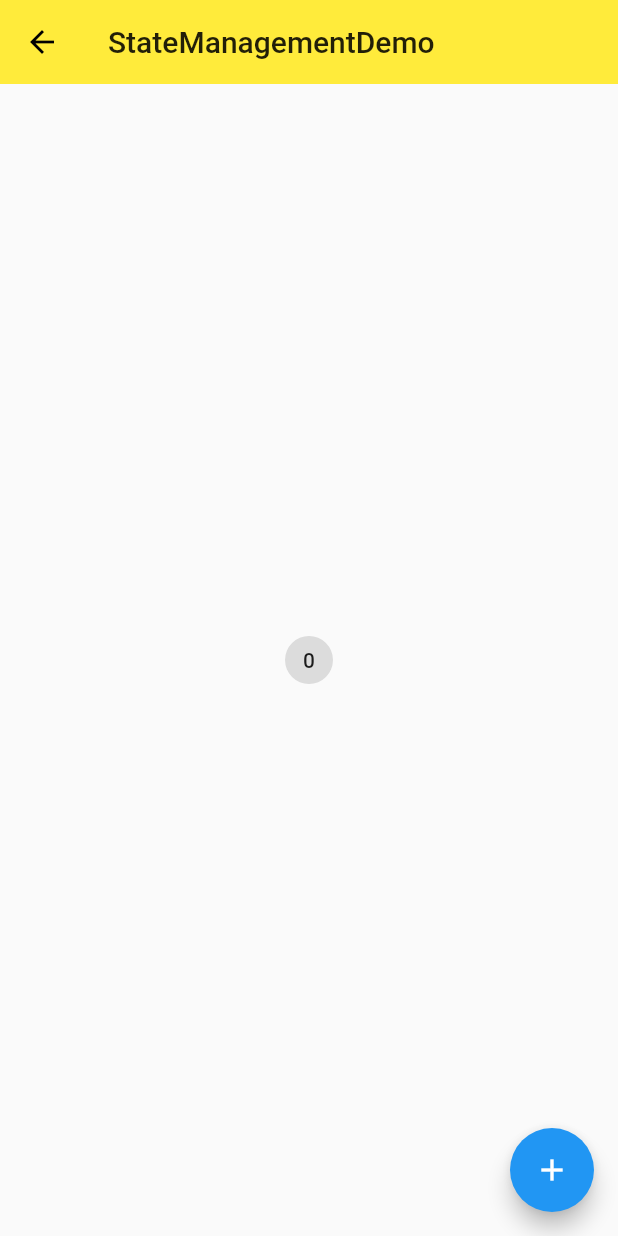
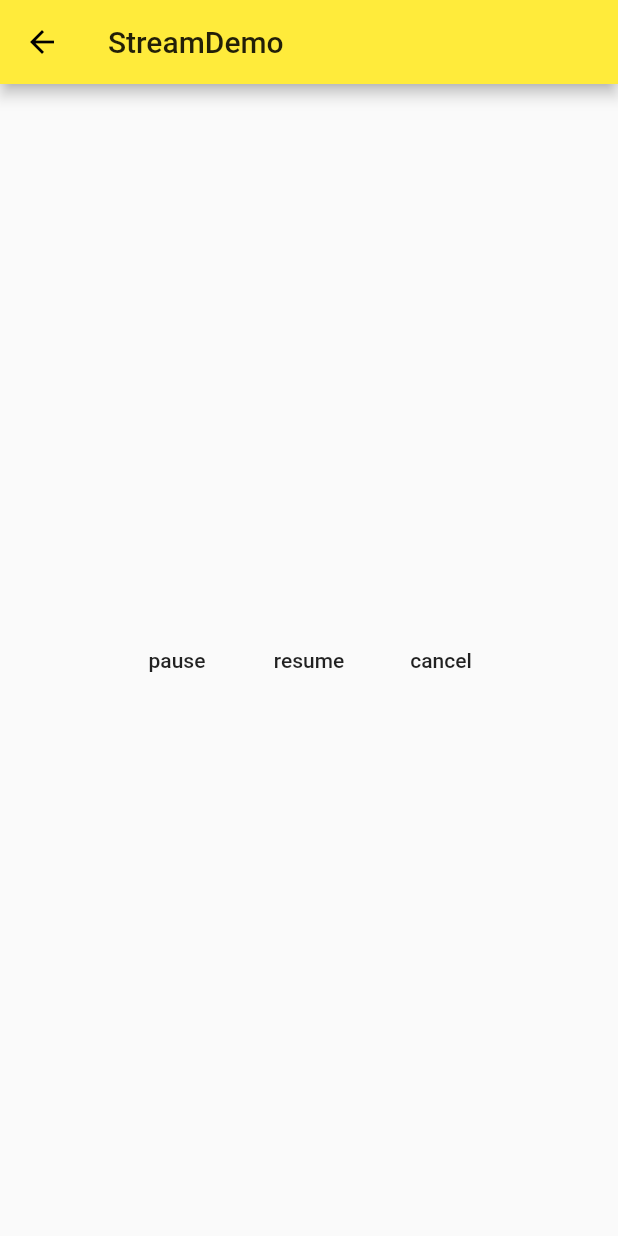
Before and after one commit to weiliushuai/Flutterhello, a Flutter app: the screen it shows after launch, on a phone screen of 412 x 824 dp. Run offline on Flutter 3.47's test engine with Material 2 defaults, Android fonts, the phone set to English and light mode, and no system bars.

Commit message:
stream添加监听StreamSubscription

```diff
--- /dev/null
+++ b/lib/demo/stream/stream_demo.dart
@@ -0,0 +1,98 @@
+import 'dart:math';
+
+import 'package:flutter/material.dart';
+import 'dart:async';
+
+class StreamDemo extends StatelessWidget {
+
+
+  @override
+  Widget build(BuildContext context) {
+    return Scaffold(
+      appBar: AppBar(title: Text("StreamDemo"),),
+      body: StreamDemoHome(),
+    );
+  }
+}
+
+class StreamDemoHome extends StatefulWidget {
+
+
+  @override
+  _StreamDemoHomeState createState() => _StreamDemoHomeState();
+}
+
+class _StreamDemoHomeState extends State<StreamDemoHome> {
+
+  StreamSubscription _streamSubscription;
+
+  @override
+  void initState() {
+    super.initState();
+    print("Creat a Stream");
+    Stream<String> _streamDemo = Stream.fromFuture(fetchData());
+    print("Start a listning...");
+    _streamSubscription = _streamDemo.listen(onData,onError: onError,onDone: onDone);
+
+    print("InitState complete");
+  }
+
+  void _pauseStream(){
+    print("pause stream subscription");
+    _streamSubscription.pause();
+  }
+
+   void _resumeStream(){
+    print("resume stream subscription");
+    _streamSubscription.resume();
+  }
+   void _cancelStream(){
+    print("cancel stream subscription");
+    _streamSubscription.cancel();
+  }
+
+  void onError(error){
+    print("error:$error");
+  }
+
+  void onDone(){
+    print("Done!");
+  }
+
+  void onData(String data){
+    print("$data");
+  }
+
+  Future<String> fetchData() async{
+    await Future.delayed(Duration(seconds: 3));
+    //throw "Somthing error";
+    return "hello ~~";
+  }
+
+  @override
+  Widget build(BuildContext context) {
+    return Container(
+        child: Center(
+          child:  Row(
+          mainAxisAlignment:MainAxisAlignment.center,
+          children:<Widget>[
+            FlatButton(
+              child: Text("pause"),
+              onPressed: _pauseStream,
+            ),
+             FlatButton(
+              child: Text("resume"),
+              onPressed: _resumeStream,
+            ),
+             FlatButton(
+              child: Text("cancel"),
+              onPressed: _cancelStream,
+            ),
+          ],
+        ),
+        ),
+
+    );
+
+  }
+}
--- a/lib/main.dart
+++ b/lib/main.dart
@@ -12,6 +12,7 @@ import './demo/form_demo.dart';
 import './demo/material_components.dart';
 import './demo/state/state_management_demo.dart';
 import './demo/state/state_scoped_model_demo.dart';
+import './demo/stream/stream_demo.dart';
 
 void main()=> runApp(App());
 
@@ -21,7 +22,7 @@ class App extends StatelessWidget{
     return MaterialApp(
       debugShowCheckedModeBanner: false,
     //  home:Home(),
-     initialRoute: "/scoped",
+     initialRoute: "/stream",
       routes: {
         "/":(context) => NavigatorDemo(),
         "/about": (context) => PageDemo(title:"Anout"),
@@ -29,6 +30,7 @@ class App extends StatelessWidget{
         "/mdc" : (context) => MaterialComponents(),
         "/state" : (context) => StateManagementDemo(),
         "/scoped" : (context) => StateManagementDemo1(),
+        "/stream" : (context) => StreamDemo(),
       },
       theme: ThemeData(
         primarySwatch: Colors.yellow,
```
Also changed, not shown: 5 other files.
